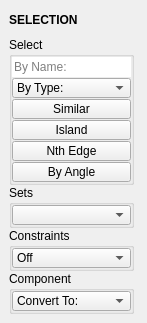
Old version of the form tentacle/ui/selection.ui in the repository m3trik/tentacle.
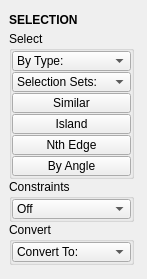
New version of the form. Custom widgets are drawn as their Qt base class.

The edit to the form file:
```diff
--- a/tentacle/ui/selection.ui
+++ b/tentacle/ui/selection.ui
@@ -10,7 +10,7 @@
     <x>0</x>
     <y>0</y>
     <width>147</width>
-    <height>318</height>
+    <height>279</height>
    </rect>
   </property>
   <property name="minimumSize">
@@ -40,6 +40,11 @@
    </property>
    <layout class="QVBoxLayout" name="verticalLayout_2">
     <item>
+     <layout class="QVBoxLayout" name="verticalLayout">
+      <property name="spacing">
+       <number>0</number>
+      </property>
+      <item>
      <widget class="DraggableHeader" name="draggableHeader">
       <property name="minimumSize">
        <size>
@@ -65,11 +70,6 @@
      </widget>
     </item>
     <item>
-     <layout class="QVBoxLayout" name="verticalLayout">
-      <property name="spacing">
-       <number>0</number>
-      </property>
-      <item>
        <widget class="QGroupBox" name="groupBox_5">
         <property name="minimumSize">
          <size>
@@ -102,34 +102,6 @@
          <property name="bottomMargin">
           <number>0</number>
          </property>
-         <item>
-          <widget class="QLineEdit" name="txt001">
-           <property name="minimumSize">
-            <size>
-             <width>0</width>
-             <height>20</height>
-            </size>
-           </property>
-           <property name="maximumSize">
-            <size>
-             <width>999</width>
-             <height>20</height>
-            </size>
-           </property>
-           <property name="toolTip">
-            <string>&lt;html&gt;&lt;head/&gt;&lt;body&gt;&lt;p&gt;Select all by name.&lt;br&gt;&lt;br/&gt;&lt;span style=&quot; text-decoration: underline;&quot;&gt;Wildcards:&lt;/span&gt;&lt;br&gt;&lt;span style=&quot; font-weight:600;&quot;&gt;Startswith&lt;/span&gt;*&lt;br&gt;*&lt;span style=&quot; font-weight:600;&quot;&gt;Endswith&lt;/span&gt;&lt;br&gt;*&lt;span style=&quot; font-weight:600;&quot;&gt;contains&lt;/span&gt;*&lt;/p&gt;&lt;/body&gt;&lt;/html&gt;</string>
-           </property>
-           <property name="maxLength">
-            <number>100</number>
-           </property>
-           <property name="frame">
-            <bool>false</bool>
-           </property>
-           <property name="placeholderText">
-            <string>By Name:</string>
-           </property>
-          </widget>
-         </item>
          <item>
           <widget class="ComboBox" name="cmb002">
            <property name="minimumSize">
@@ -163,6 +135,39 @@
            </item>
           </widget>
          </item>
+         <item>
+          <widget class="ComboBox" name="cmb001">
+           <property name="minimumSize">
+            <size>
+             <width>0</width>
+             <height>20</height>
+            </size>
+           </property>
+           <property name="maximumSize">
+            <size>
+             <width>999</width>
+             <height>20</height>
+            </size>
+           </property>
+           <property name="toolTip">
+            <string>Select by selection set.</string>
+           </property>
+           <property name="editable">
+            <bool>false</bool>
+           </property>
+           <property name="maxVisibleItems">
+            <number>30</number>
+           </property>
+           <property name="sizeAdjustPolicy">
+            <enum>QComboBox::AdjustToContents</enum>
+           </property>
+           <item>
+            <property name="text">
+             <string>Selection Sets:</string>
+            </property>
+           </item>
+          </widget>
+         </item>
          <item>
           <widget class="PushButton" name="tb001">
            <property name="enabled">
@@ -294,70 +299,7 @@
         <zorder>cmb002</zorder>
         <zorder>tb000</zorder>
         <zorder>tb003</zorder>
-       </widget>
-      </item>
-      <item>
-       <widget class="QGroupBox" name="groupBox_4">
-        <property name="minimumSize">
-         <size>
-          <width>125</width>
-          <height>0</height>
-         </size>
-        </property>
-        <property name="maximumSize">
-         <size>
-          <width>125</width>
-          <height>999</height>
-         </size>
-        </property>
-        <property name="title">
-         <string>Sets</string>
-        </property>
-        <layout class="QVBoxLayout" name="verticalLayout_5">
-         <property name="spacing">
-          <number>1</number>
-         </property>
-         <property name="leftMargin">
-          <number>0</number>
-         </property>
-         <property name="topMargin">
-          <number>0</number>
-         </property>
-         <property name="rightMargin">
-          <number>0</number>
-         </property>
-         <property name="bottomMargin">
-          <number>0</number>
-         </property>
-         <item>
-          <widget class="ComboBox" name="cmb001">
-           <property name="minimumSize">
-            <size>
-             <width>0</width>
-             <height>20</height>
-            </size>
-           </property>
-           <property name="maximumSize">
-            <size>
-             <width>999</width>
-             <height>20</height>
-            </size>
-           </property>
-           <property name="toolTip">
-            <string>Selection sets.</string>
-           </property>
-           <property name="editable">
-            <bool>false</bool>
-           </property>
-           <property name="maxVisibleItems">
-            <number>30</number>
-           </property>
-           <property name="sizeAdjustPolicy">
-            <enum>QComboBox::AdjustToContents</enum>
-           </property>
-          </widget>
-         </item>
-        </layout>
+        <zorder>cmb001</zorder>
        </widget>
       </item>
       <item>
@@ -447,7 +389,7 @@
          <string/>
         </property>
         <property name="title">
-         <string>Component</string>
+         <string>Convert</string>
         </property>
         <layout class="QVBoxLayout" name="verticalLayout_7">
          <property name="spacing">
```
Left out of the diff: 1 changed line with no effect on the pictures. Lines whose indentation alone changed are shown as unchanged.
